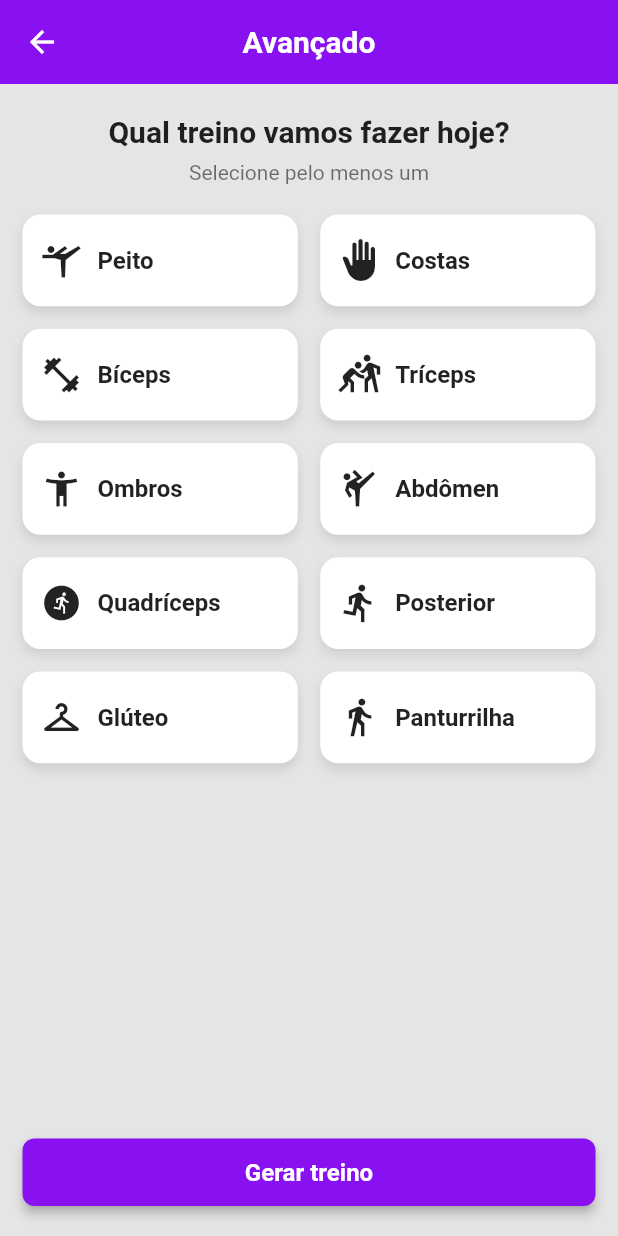
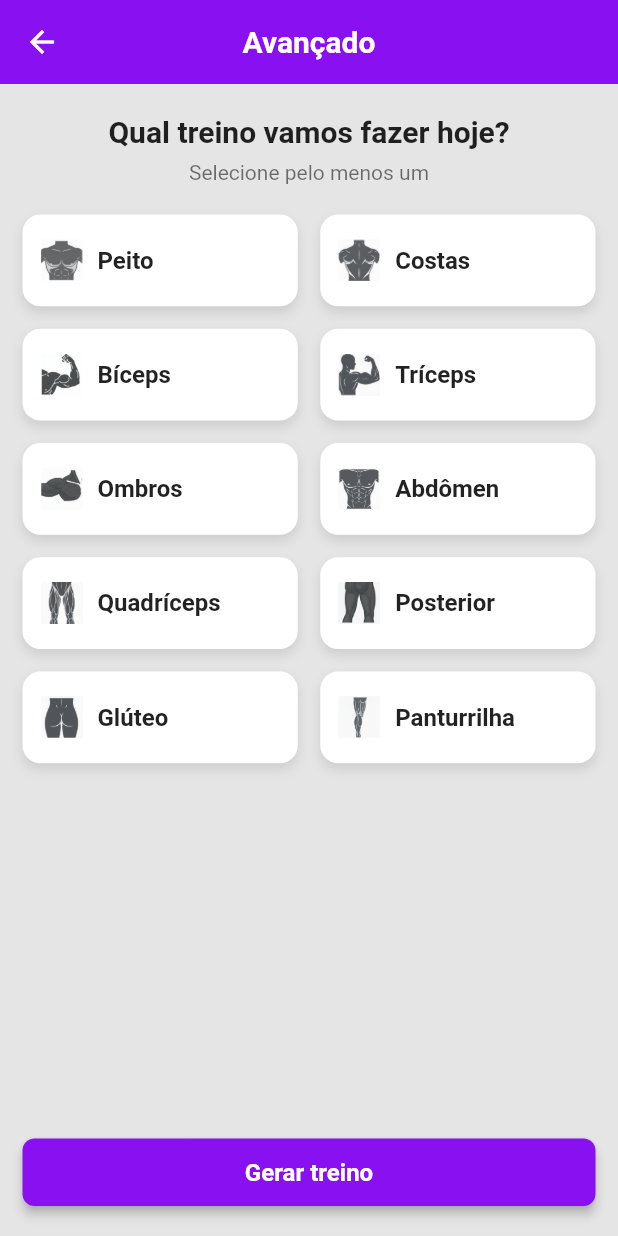
Before and after one commit to IsabelaNunes0602/Isy-Move, a Flutter app: the TelaAvancadoWidget screen opened by its route, on a phone screen of 412 x 824 dp. Run offline on Flutter 3.47's test engine with Material 3 defaults, Android fonts, the light colour scheme and no system bars; drawn by our look-alikes of auto_size_text; our stand-ins replace font_awesome_flutter, from_css_color, go_router, google_fonts, page_transition, photo_view and 5 more; missing offline and left inert: json_path; accounts and stored records are empty.

Commit message:
versao-3

```diff
--- a/lib/telas_avancado/tela_avancado/tela_avancado_widget.dart
+++ b/lib/telas_avancado/tela_avancado/tela_avancado_widget.dart
@@ -24,16 +24,16 @@ class _TelaAvancadoWidgetState extends State<TelaAvancadoWidget> {
   final scaffoldKey = GlobalKey<ScaffoldState>();
 
   final List<Map<String, dynamic>> gruposMusculares = [
-    {'nome': 'Peito', 'icone': Icons.sports_gymnastics},
-    {'nome': 'Costas', 'icone': Icons.back_hand},
-    {'nome': 'Bíceps', 'icone': Icons.fitness_center},
-    {'nome': 'Tríceps', 'icone': Icons.sports_kabaddi},
-    {'nome': 'Ombros', 'icone': Icons.accessibility_new},
-    {'nome': 'Abdômen', 'icone': Icons.sports_martial_arts},
-    {'nome': 'Quadríceps', 'icone': Icons.run_circle},
-    {'nome': 'Posterior', 'icone': Icons.directions_run},
-    {'nome': 'Glúteo', 'icone': Icons.checkroom},
-    {'nome': 'Panturrilha', 'icone': Icons.directions_walk},
+    {'nome': 'Peito', 'imagem': 'assets/images/peito.png'},
+    {'nome': 'Costas', 'imagem': 'assets/images/costas.png'},
+    {'nome': 'Bíceps', 'imagem': 'assets/images/biceps.png'},
+    {'nome': 'Tríceps', 'imagem': 'assets/images/triceps.png'},
+    {'nome': 'Ombros', 'imagem': 'assets/images/ombro.png'},
+    {'nome': 'Abdômen', 'imagem': 'assets/images/abdominal.png'},
+    {'nome': 'Quadríceps', 'imagem': 'assets/images/quadriceps.png'},
+    {'nome': 'Posterior', 'imagem': 'assets/images/posterior.png'},
+    {'nome': 'Glúteo', 'imagem': 'assets/images/gluteo.png'},
+    {'nome': 'Panturrilha', 'imagem': 'assets/images/panturrilha.png'},
   ];
 
   @override
@@ -50,7 +50,7 @@ class _TelaAvancadoWidgetState extends State<TelaAvancadoWidget> {
 
   Widget buildGrupoMuscular(Map<String, dynamic> grupo) {
     final nome = grupo['nome'] as String;
-    final icone = grupo['icone'] as IconData;
+    final imagemPath = grupo['imagem'] as String;
     final selecionado = _model.gruposSelecionados.contains(nome);
 
     return InkWell(
@@ -79,10 +79,11 @@ class _TelaAvancadoWidgetState extends State<TelaAvancadoWidget> {
         padding: const EdgeInsets.symmetric(vertical: 14.0, horizontal: 12.0),
         child: Row(
           children: [
-            Icon(
-              icone,
-              color: selecionado ? Colors.white : Colors.black87,
-              size: 28,
+            Image.asset(
+              imagemPath,
+              width: 28,
+              height: 28,
+              fit: BoxFit.contain,
             ),
             const SizedBox(width: 10),
             Flexible(
```
